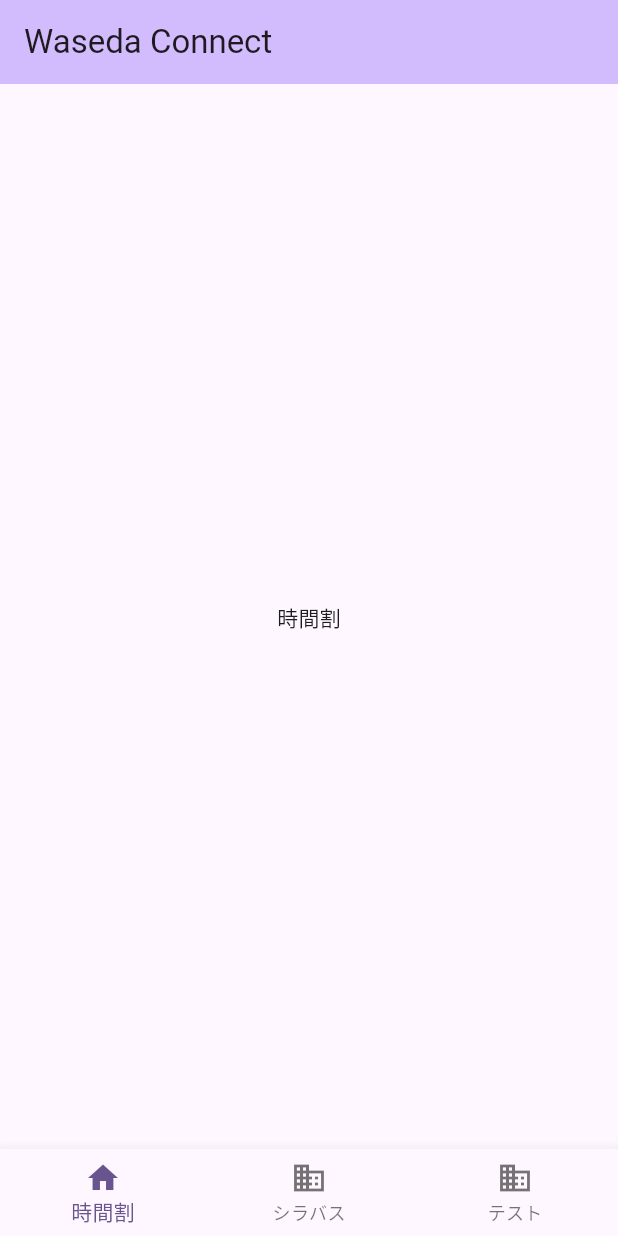
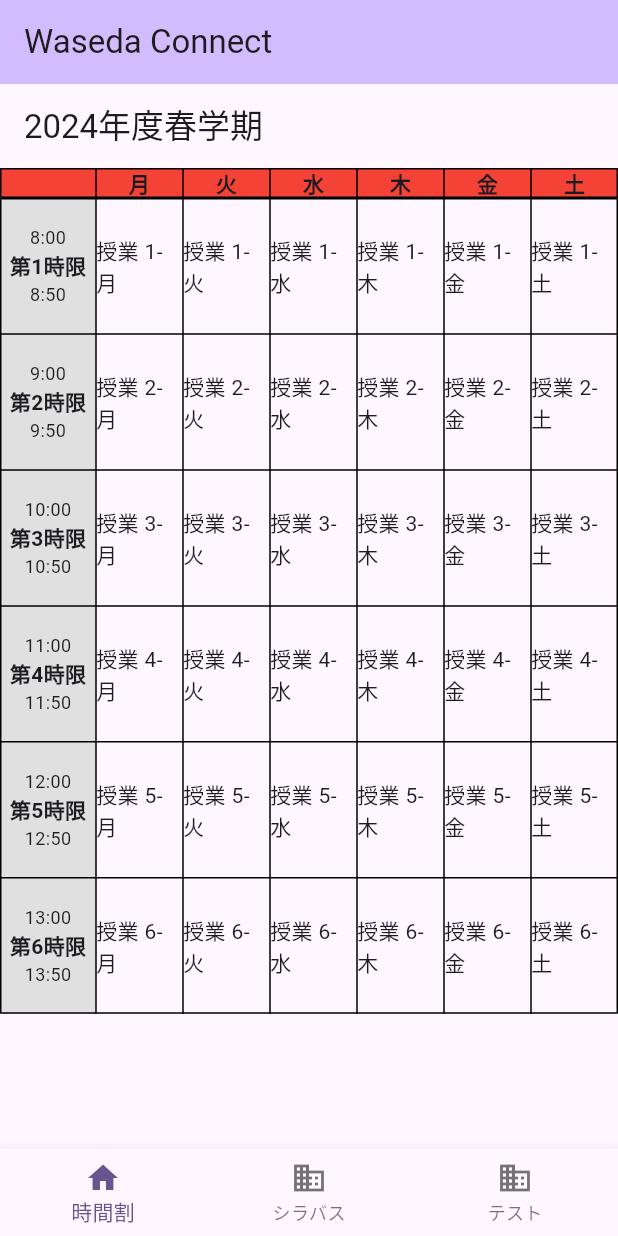
Before and after one commit to wasedaconnect/waseda_connect, a Flutter app: the screen it shows after launch, on a phone screen of 412 x 824 dp. Run offline on Flutter 3.47's test engine with Material 3 defaults, Android fonts, the phone set to English and light mode, and no system bars.

Commit message:
時間割スクリーン反映

```diff
--- a/lib/screen/TimeTable/TimeTable.dart
+++ b/lib/screen/TimeTable/TimeTable.dart
@@ -1,12 +1,121 @@
 import 'package:flutter/material.dart';
 
 class TimeTable extends StatelessWidget {
+  final List<String> weekdays = ['月', '火', '水', '木', '金', '土'];
+
   @override
   Widget build(BuildContext context) {
+    // すべての列の幅を均等にするためにFlexColumnWidthを使用
+    final Map<int, TableColumnWidth> columnWidths = {
+      0: FixedColumnWidth(64.0), // 左上の空白セルと時限数列の幅を固定
+      for (int i = 1; i <= weekdays.length; i++)
+        i: FlexColumnWidth(),
+    };
+
+    // 境界線のスタイルを定義
+    final TableBorder tableBorder = TableBorder.all(
+      color: Colors.black, // 境界線の色
+      width: 1, // 境界線の太さ
+    );
+
     return Scaffold(
-      body: Center(
-        child: Text('時間割')
-        ),
+      appBar: AppBar(
+        title: Text('2024年度春学期'),
+      ),
+      body: Column(
+        children: [
+          // 曜日ヘッダー
+          Container(
+            color: Colors.red,
+            child: Table(
+              columnWidths: columnWidths,
+              border: tableBorder,
+              children: [
+                TableRow(
+                  children: [
+                    SizedBox(width: 64.0), // 左上の空白セルの幅を固定
+                    for (var day in weekdays)
+                      Center(child: Text(day, style: TextStyle(fontWeight: FontWeight.bold)))
+                  ],
+                ),
+              ],
+            ),
+          ),
+          // 時間割テーブル
+          Expanded(
+            child: SingleChildScrollView(
+              child: Table(
+                columnWidths: columnWidths,
+                border: tableBorder,
+                children: List.generate(6, (index) => _buildTableRow(index + 1, weekdays, context)),
+              ),
+            ),
+          ),
+        ],
+      ),
     );
   }
+  TableRow _buildTableRow(int period, List<String> weekdays, BuildContext context) {
+  final startTime = ['8:00', '9:00', '10:00', '11:00', '12:00', '13:00'];
+  final endTime = ['8:50', '9:50', '10:50', '11:50', '12:50', '13:50'];
+
+  return TableRow(
+    children: [
+      Container(
+          height: MediaQuery.of(context).size.height * 0.11,
+          color: Colors.grey[300],
+          child: Center(
+            child: Column(
+              mainAxisAlignment: MainAxisAlignment.center,
+              children: <Widget>[
+                Text(startTime[period - 1], style: TextStyle(fontSize: 12)),
+                Text('第$period時限', style: TextStyle(fontWeight: FontWeight.bold)),
+                Text(endTime[period - 1], style: TextStyle(fontSize: 12)),
+              ],
+            ),
+          ),
+        ),
+
+      // 以下の部分で各授業セルをInkWellでラップしてタップ可能にします
+      for (int i = 0; i < weekdays.length; i++)
+        InkWell(
+          onTap: () {
+            // タップ時に編集モーダルを表示
+            _showEditModal(context, period, weekdays[i]);
+          },
+          child: Container(
+            height: MediaQuery.of(context).size.height * 0.11,
+            child: Center(child: Text('授業 $period-${weekdays[i]}')),
+          ),
+        ),
+    ],
+  );
 }
+
+void _showEditModal(BuildContext context, int period, String weekday) {
+  showDialog(
+    context: context,
+    builder: (BuildContext context) {
+      // Dialogの外観をカスタマイズ
+      return Dialog(
+        shape: RoundedRectangleBorder(borderRadius: BorderRadius.circular(12.0)), // この行でダイアログのボーダーを丸くする
+        child: Container(
+          height: 200, // モーダルの高さを指定
+          padding: EdgeInsets.all(10.0),
+          child: Column(
+            crossAxisAlignment: CrossAxisAlignment.start,
+            children: <Widget>[
+              Text("授業を編集", style: TextStyle(fontWeight: FontWeight.bold, fontSize: 18)),
+              // 編集用のフォームフィールドやボタンをここに配置
+              // 例: TextFormField(), ElevatedButton() など
+            ],
+          ),
+        ),
+      );
+    },
+  );
+}
+
+
+
+}
```
